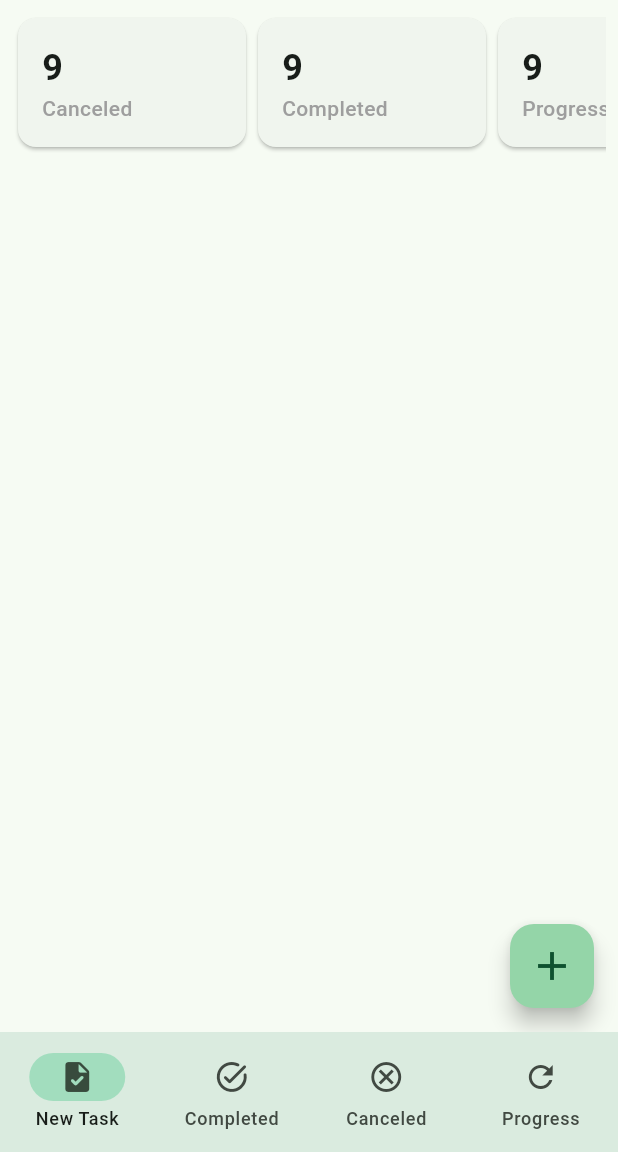
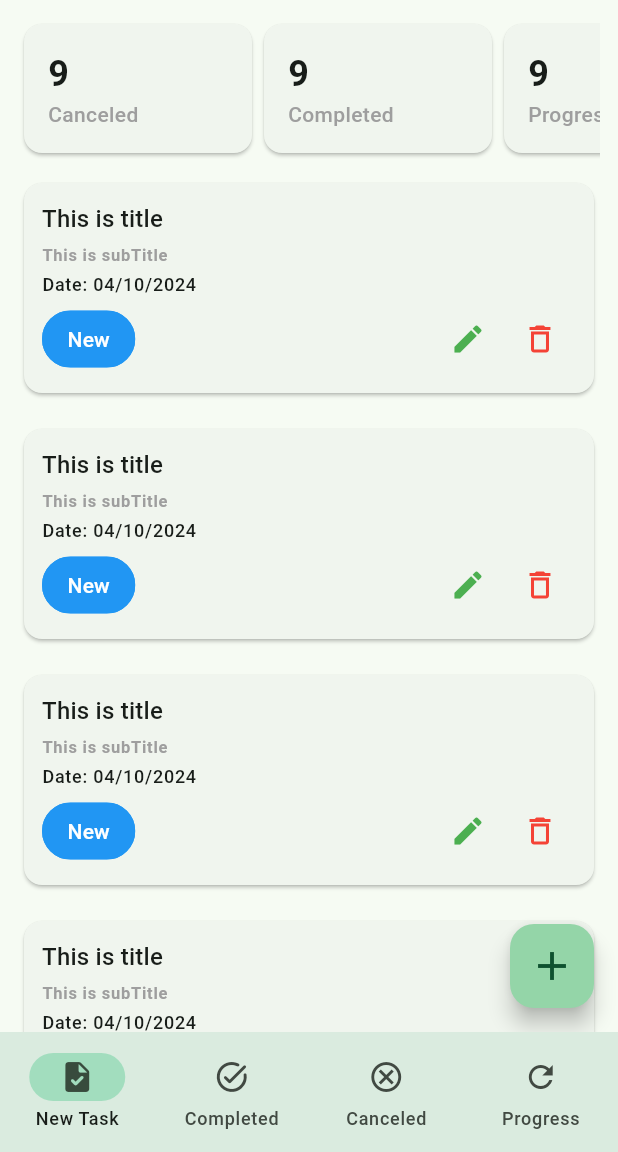
Before and after one commit to amitsurjo57/Flutter-Assignment, a Flutter app: the screen it shows after launch, after a tap on the "arrow forward ios" icon, on a phone screen of 412 x 824 dp, the part 84-1236 px from its top. Run offline on Flutter 3.47's test engine with Material 3 defaults, Android fonts, the phone set to English and light mode, and no system bars; our stand-ins replace flutter_svg, pin_code_fields.

Commit message:
Ostad Assignment

```diff
--- /dev/null
+++ b/lib/Model/Main App/task_model.dart
@@ -0,0 +1,23 @@
+
+
+import 'package:flutter/material.dart';
+
+class TaskModel {
+  final String title;
+  final String subTitle;
+  final String date;
+  final String status;
+  final Color statusColor;
+  final void Function()? onEdit;
+  final void Function()? onDelete;
+
+  TaskModel({
+    required this.title,
+    required this.subTitle,
+    required this.date,
+    required this.status,
+    required this.statusColor,
+    this.onEdit,
+    this.onDelete,
+  });
+}
--- a/lib/screens/Main Body/task_screen.dart
+++ b/lib/screens/Main Body/task_screen.dart
@@ -1,6 +1,8 @@
 import 'package:flutter/material.dart';
+import 'package:greeting_app/Model/Main%20App/task_model.dart';
 import 'package:greeting_app/screens/Main%20Body/create_new_task_screen.dart';
 import 'package:greeting_app/widgets/Main%20App/counting_card.dart';
+import 'package:greeting_app/widgets/Main%20App/task_widget.dart';
 
 class TaskScreen extends StatelessWidget {
   const TaskScreen({super.key});
@@ -8,24 +10,32 @@ class TaskScreen extends StatelessWidget {
   @override
   Widget build(BuildContext context) {
     return Scaffold(
-      floatingActionButton: FloatingActionButton(
-        onPressed: () => _onTapCreateTask(context),
-        backgroundColor: Theme.of(context).colorScheme.inversePrimary,
-        child: const Icon(Icons.add, size: 32),
-      ),
-      body: Padding(
-        padding: const EdgeInsets.all(8.0),
-        child: Column(
+      floatingActionButton: floatingActionButton(context),
+      body: Column(
         children: [
           countingHeader(),
+          mainTasks(context),
         ],
-        ),
       ),
     );
   }
 
+  FloatingActionButton floatingActionButton(BuildContext context) {
+    return FloatingActionButton(
+      onPressed: () => _onTapCreateTask(context),
+      backgroundColor: Theme.of(context).colorScheme.inversePrimary,
+      child: const Icon(Icons.add, size: 32),
+    );
+  }
+
   Widget countingHeader() {
-    return const SingleChildScrollView(
+    return const Padding(
+      padding: EdgeInsets.only(
+        left: 12,
+        right: 12,
+        top: 12,
+      ),
+      child: SingleChildScrollView(
         scrollDirection: Axis.horizontal,
         child: Row(
           children: [
@@ -47,6 +57,54 @@ class TaskScreen extends StatelessWidget {
             ),
           ],
         ),
+      ),
+    );
+  }
+
+  TaskWidget mainTasks(BuildContext context) {
+    return TaskWidget(
+      itemCount: 10,
+      taskModel: TaskModel(
+        title: 'This is title',
+        subTitle: 'This is subTitle',
+        date: '04/10/2024',
+        status: 'New',
+        statusColor: Colors.blue,
+        onEdit: () => _onTapEdit(context),
+        onDelete: () {},
+      ),
+    );
+  }
+
+  void _onTapEdit(BuildContext context) {
+    showDialog(
+      context: context,
+      builder: (context) {
+        return AlertDialog(
+          title: const Text('Edit Status'),
+          content: Column(
+            mainAxisSize: MainAxisSize.min,
+            children: ['New', 'Completed', 'Cancelled', 'Progress'].map((e) {
+              return ListTile(
+                onTap: () {},
+                title: Text(e),
+              );
+            }).toList(),
+          ),
+          actions: [
+            TextButton(
+              onPressed: () {
+                Navigator.pop(context);
+              },
+              child: const Text('Cancel'),
+            ),
+            TextButton(
+              onPressed: () {},
+              child: const Text('Okay'),
+            ),
+          ],
+        );
+      },
     );
   }
 
--- a/lib/widgets/Main App/tam_appbar.dart
+++ b/lib/widgets/Main App/tam_appbar.dart
@@ -1,13 +1,31 @@
 import 'package:flutter/material.dart';
+import 'package:greeting_app/screens/Profile/profile_screen.dart';
 import 'package:greeting_app/screens/Starting%20Body/log_in_screen.dart';
 import 'package:greeting_app/utils/common_color.dart';
 
 class TamAppbar extends StatelessWidget implements PreferredSizeWidget {
-  const TamAppbar({super.key});
+  final bool isProfileScreenOpen;
+
+  const TamAppbar({
+    super.key,
+    this.isProfileScreenOpen = false,
+  });
 
   @override
   Widget build(BuildContext context) {
-    return AppBar(
+    return GestureDetector(
+      onTap: () {
+        if (isProfileScreenOpen) {
+          return;
+        }
+        Navigator.push(
+          context,
+          MaterialPageRoute(
+            builder: (context) => const ProfileScreen(),
+          ),
+        );
+      },
+      child: AppBar(
         backgroundColor: CommonColor.commonColor,
         iconTheme: const IconThemeData(color: Colors.white),
         actions: [
@@ -47,6 +65,7 @@ class TamAppbar extends StatelessWidget implements PreferredSizeWidget {
             ),
           ],
         ),
+      ),
     );
   }
 
--- /dev/null
+++ b/lib/widgets/Main App/task_widget.dart
@@ -0,0 +1,86 @@
+import 'package:flutter/material.dart';
+import 'package:greeting_app/Model/Main%20App/task_model.dart';
+
+class TaskWidget extends StatelessWidget {
+  final TaskModel taskModel;
+  final int itemCount;
+
+  const TaskWidget({
+    super.key,
+    required this.taskModel,
+    required this.itemCount,
+  });
+
+  @override
+  Widget build(BuildContext context) {
+    return Expanded(
+      child: ListView.separated(
+        padding: const EdgeInsets.all(12),
+        separatorBuilder: (context, index) => const SizedBox(height: 16),
+        itemCount: itemCount,
+        itemBuilder: (context, index) => Card(
+          child: Padding(
+            padding: const EdgeInsets.all(12.0),
+            child: Column(
+              crossAxisAlignment: CrossAxisAlignment.start,
+              children: [
+                Text(
+                  taskModel.title,
+                  style: Theme.of(context).textTheme.titleMedium,
+                ),
+                const SizedBox(height: 4),
+                Text(
+                  taskModel.subTitle,
+                  style: Theme.of(context).textTheme.labelSmall!.copyWith(
+                        color: Colors.grey,
+                        fontWeight: FontWeight.bold,
+                      ),
+                ),
+                const SizedBox(height: 4),
+                Text(
+                  'Date: ${taskModel.date}',
+                  style: Theme.of(context).textTheme.labelMedium,
+                ),
+                const SizedBox(height: 4),
+                Row(
+                  mainAxisAlignment: MainAxisAlignment.spaceBetween,
+                  children: [
+                    Chip(
+                      label: Text(
+                        taskModel.status,
+                        style: const TextStyle(color: Colors.white),
+                      ),
+                      backgroundColor: taskModel.statusColor,
+                      shape: RoundedRectangleBorder(
+                        borderRadius: BorderRadius.circular(24),
+                        side: BorderSide(color: taskModel.statusColor),
+                      ),
+                    ),
+                    Row(
+                      children: [
+                        IconButton(
+                          onPressed: taskModel.onEdit,
+                          icon: const Icon(
+                            Icons.edit,
+                            color: Colors.green,
+                          ),
+                        ),
+                        IconButton(
+                          onPressed: taskModel.onDelete,
+                          icon: const Icon(
+                            Icons.delete_outline,
+                            color: Colors.red,
+                          ),
+                        ),
+                      ],
+                    ),
+                  ],
+                ),
+              ],
+            ),
+          ),
+        ),
+      ),
+    );
+  }
+}
```
Also changed, not shown: lib/screens/Main Body/canceled_screen.dart (+46 -3 lines), lib/screens/Main Body/completed_screen.dart (+46 -3 lines), lib/screens/Main Body/progress_screen.dart (+46 -3 lines), lib/screens/Profile/profile_screen.dart (added, +152 -0 lines), 1 other file. Lines whose indentation alone changed are shown as unchanged.
